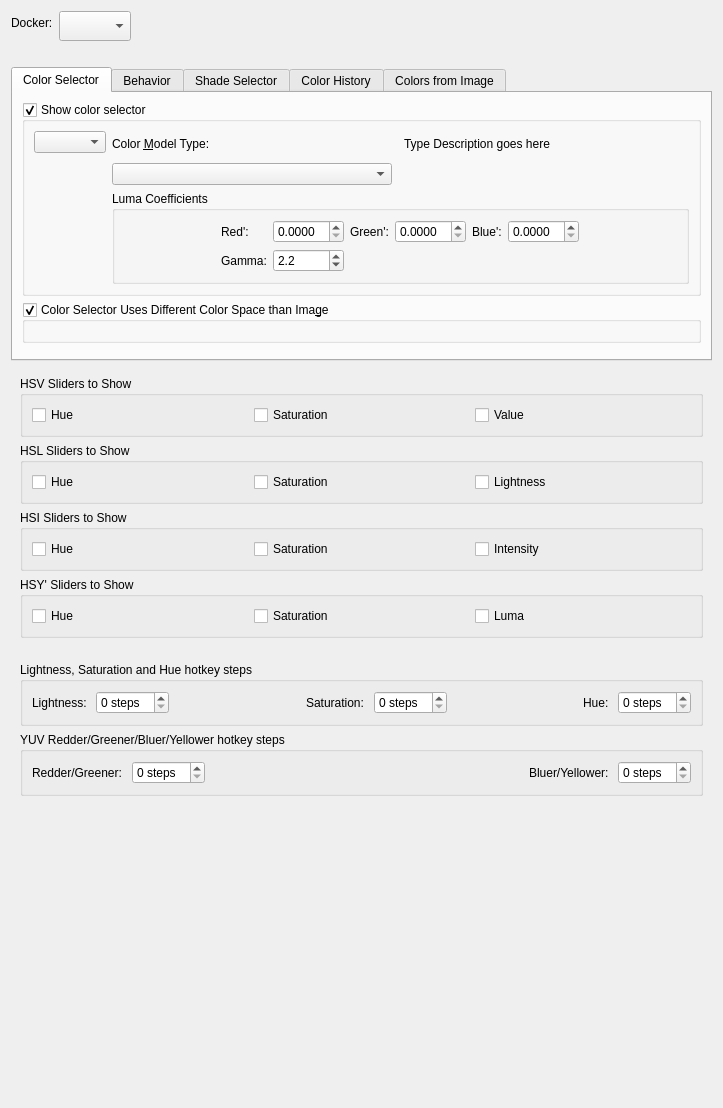
Old version of the form plugins/dockers/advancedcolorselector/wdg_color_selector_settings.ui in the repository KDE/krita.
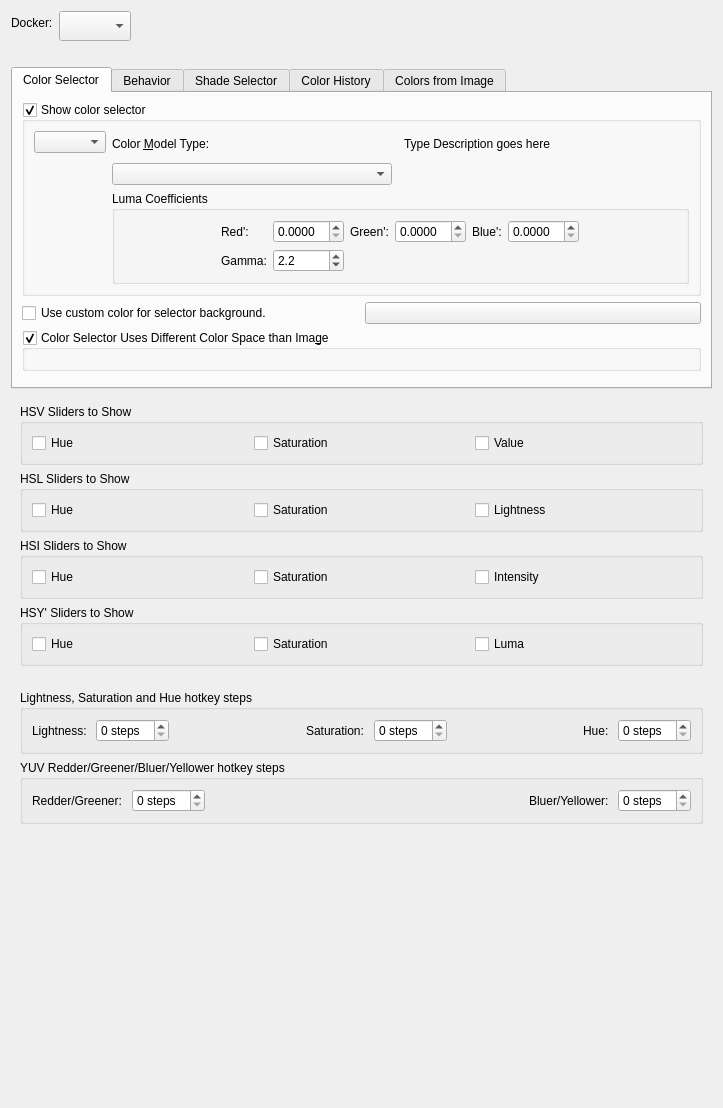
New version of the form. Custom widgets are drawn as their Qt base class.

Commit message:
Color Selector Uses Theme Color for Background
I personally didn't quite like how the color selector didn't match with the overall theme. For this I created a new option in the Color Selector Settings menu to allow for the background color to be the same as the theme.

## Test Plan

1. Open the Advanced Color Selector Settings menu in the Advanced Color Selector Docker.
2. Change the background color setting, and verify that it indeed changes.
3. Change theme and verify that it updates.

```diff
--- a/plugins/dockers/advancedcolorselector/wdg_color_selector_settings.ui
+++ b/plugins/dockers/advancedcolorselector/wdg_color_selector_settings.ui
@@ -355,6 +355,25 @@
          </layout>
         </widget>
        </item>
+       <item>
+         <layout class="QHBoxLayout" name="horizontalLayout_16">
+            <item>
+               <layout class="QGridLayout" name="gridLayout_7">
+                  <item row="0" column="0">
+                     <widget class="QCheckBox" name="useCustomColorForBackground">
+                        <property name="text">
+                           <string>Use custom color for selector background.</string>
+                        </property>
+                     </widget>
+                  </item>
+                  <item row="0" column="1">
+                     <widget class="KisColorButton" name="customColorBackgroundSelector">
+                     </widget>
+                  </item>
+               </layout>
+            </item>
+         </layout>
+      </item>
        <item>
         <widget class="QGroupBox" name="useDifferentColorSpaceCheckbox">
          <property name="minimumSize">
@@ -1523,6 +1542,11 @@
   </layout>
  </widget>
  <customwidgets>
+  <customwidget>
+   <class>KisColorButton</class>
+   <extends>QPushButton</extends>
+   <header>kis_color_button.h</header>
+  </customwidget>
   <customwidget>
    <class>KisDoubleParseSpinBox</class>
    <extends>QDoubleSpinBox</extends>
```
The commit also changes 6 other files.
